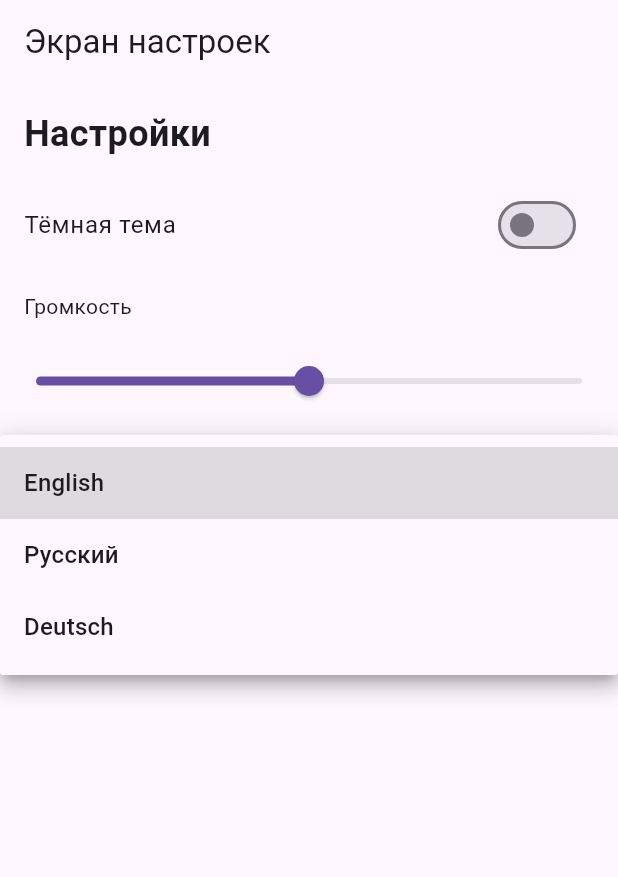
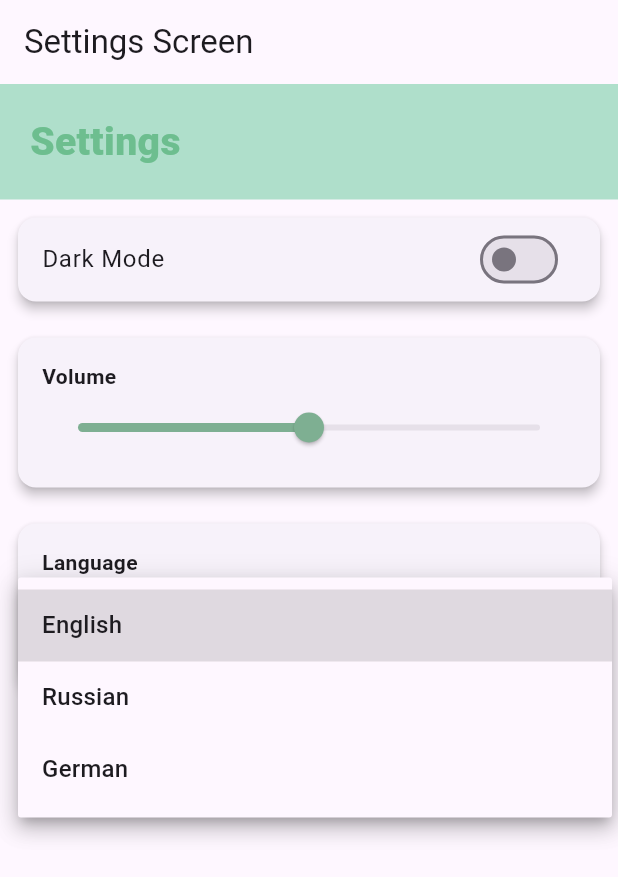
Before and after one commit to unisheld/task, a Flutter app: the screen it shows after launch, after a tap on "English", on a phone screen of 412 x 824 dp. Shown: the top 877 px of the screen. Run offline on Flutter 3.47's test engine with Material 3 defaults, Android fonts, the phone set to English and light mode, and no system bars; our stand-ins replace easy_localization.

```diff
--- /dev/null
+++ b/assets/langs/de.json
@@ -0,0 +1,12 @@
+{
+  "settings": "Einstellungen",
+  "dark_mode": "Dunkler Modus",
+  "volume": "Lautstärke",
+  "language": "Sprache",
+  "english": "Englisch",
+  "russian": "Russisch",
+  "german": "Deutsch",
+  "save": "Speichern",
+  "settings_saved": "Einstellungen gespeichert",
+  "settings_screen": "Einstellungsbildschirm"
+}
--- /dev/null
+++ b/assets/langs/en.json
@@ -0,0 +1,12 @@
+{
+  "settings": "Settings",
+  "dark_mode": "Dark Mode",
+  "volume": "Volume",
+  "language": "Language",
+  "english": "English",
+  "russian": "Russian",
+  "german": "German",
+  "save": "Save",
+  "settings_saved": "Settings saved!",
+  "settings_screen": "Settings Screen"
+}
--- /dev/null
+++ b/assets/langs/ru.json
@@ -0,0 +1,12 @@
+{
+  "settings": "Настройки",
+  "dark_mode": "Темная тема",
+  "volume": "Громкость",
+  "language": "Язык",
+  "english": "English",
+  "russian": "Русский",
+  "german": "Немецкий",
+  "save": "Сохранить",
+  "settings_saved": "Настройки сохранены!",
+  "settings_screen": "Настройки страницы"
+}
--- a/lib/main.dart
+++ b/lib/main.dart
@@ -1,15 +1,35 @@
 import 'package:flutter/material.dart';
+import 'package:easy_localization/easy_localization.dart';
 import 'package:task/settings/page/settings_page.dart';
+import 'package:task/generated/codegen_loader.dart';
 
+void main() async {
+  WidgetsFlutterBinding.ensureInitialized();
+  await EasyLocalization.ensureInitialized();
 
-void main() {
-  runApp(const MyApp());
+  runApp(
+    EasyLocalization(
+      supportedLocales: const [Locale('en'), Locale('ru'),Locale('de')],
+      path: 'assets/langs',
+      fallbackLocale: const Locale('en'),
+      assetLoader: const CodegenLoader(),
+      child: const MyApp(),
+    ),
+  );
 }
 
 class MyApp extends StatelessWidget {
   const MyApp({super.key});
+
   @override
   Widget build(BuildContext context) {
-    return MaterialApp(title: 'Settings Demo', home: const SettingsPage());
+    return MaterialApp(
+      title: 'Localization Demo',
+      debugShowCheckedModeBanner: false,
+      localizationsDelegates: context.localizationDelegates,
+      supportedLocales: context.supportedLocales,
+      locale: context.locale,
+      home: const SettingsPage(),
+    );
   }
 }
--- a/lib/settings/factory/custom_settings_ui_factory.dart
+++ b/lib/settings/factory/custom_settings_ui_factory.dart
@@ -1,6 +1,6 @@
 import 'package:flutter/material.dart';
+import 'package:easy_localization/easy_localization.dart';
 import 'package:task/settings/factory/settings_ui_factory.dart';
-
 
 class CustomSettingsUIFactory implements SettingsUIFactory {
   @override
@@ -9,7 +9,7 @@ class CustomSettingsUIFactory implements SettingsUIFactory {
       padding: const EdgeInsets.all(20),
       color: const Color.fromARGB(255, 175, 223, 203),
       child: Text(
-        title,
+        title.tr(),
         style: const TextStyle(
           fontSize: 26,
           fontWeight: FontWeight.w800,
@@ -26,7 +26,7 @@ class CustomSettingsUIFactory implements SettingsUIFactory {
       shape: RoundedRectangleBorder(borderRadius: BorderRadius.circular(12)),
       margin: const EdgeInsets.all(12),
       child: ListTile(
-        title: Text(title),
+        title: Text(title.tr()),
         trailing: Switch(
           value: value,
           onChanged: onChanged,
@@ -52,7 +52,7 @@ class CustomSettingsUIFactory implements SettingsUIFactory {
           crossAxisAlignment: CrossAxisAlignment.start,
           children: [
             Text(
-              title,
+              title.tr(),
               style: const TextStyle(fontWeight: FontWeight.bold),
             ),
             Slider(
@@ -85,7 +85,7 @@ class CustomSettingsUIFactory implements SettingsUIFactory {
           crossAxisAlignment: CrossAxisAlignment.start,
           children: [
             Text(
-              title,
+              title.tr(),
               style: const TextStyle(fontWeight: FontWeight.bold),
             ),
             const SizedBox(height: 8),
@@ -95,7 +95,7 @@ class CustomSettingsUIFactory implements SettingsUIFactory {
               items: options
                   .map((e) => DropdownMenuItem(
                         value: e,
-                        child: Text(e),
+                        child: Text(e.tr()),
                       ))
                   .toList(),
               onChanged: (value) {
@@ -123,7 +123,7 @@ class CustomSettingsUIFactory implements SettingsUIFactory {
           ),
         ),
         onPressed: onPressed,
-        child: Text(text),
+        child: Text(text.tr()),
       ),
     );
   }
--- a/lib/settings/factory/material_settings_ui_factory.dart
+++ b/lib/settings/factory/material_settings_ui_factory.dart
@@ -1,4 +1,5 @@
 import 'package:flutter/material.dart';
+import 'package:easy_localization/easy_localization.dart';
 import 'settings_ui_factory.dart';
 
 class MaterialSettingsUIFactory implements SettingsUIFactory {
@@ -6,25 +7,27 @@ class MaterialSettingsUIFactory implements SettingsUIFactory {
   Widget createHeader(String title) => Padding(
         padding: const EdgeInsets.all(16),
         child: Text(
-          title,
+          title.tr(),
           style: const TextStyle(fontSize: 24, fontWeight: FontWeight.bold),
         ),
       );
 
   @override
-  Widget createSwitch(String title, bool value, ValueChanged<bool> onChanged) => SwitchListTile(
-        title: Text(title),
+  Widget createSwitch(String title, bool value, ValueChanged<bool> onChanged) =>
+      SwitchListTile(
+        title: Text(title.tr()),
         value: value,
         onChanged: onChanged,
       );
 
   @override
-  Widget createSlider(String title, double value, ValueChanged<double> onChanged) => Column(
+  Widget createSlider(String title, double value, ValueChanged<double> onChanged) =>
+      Column(
         crossAxisAlignment: CrossAxisAlignment.start,
         children: [
           Padding(
             padding: const EdgeInsets.all(16),
-            child: Text(title),
+            child: Text(title.tr()),
           ),
           Slider(value: value, onChanged: onChanged, min: 0, max: 100),
         ],
@@ -41,8 +44,10 @@ class MaterialSettingsUIFactory implements SettingsUIFactory {
         padding: const EdgeInsets.all(16),
         child: DropdownButtonFormField<String>(
           value: selected,
-          decoration: InputDecoration(labelText: title),
-          items: options.map((o) => DropdownMenuItem(value: o, child: Text(o))).toList(),
+          decoration: InputDecoration(labelText: title.tr()),
+          items: options
+              .map((o) => DropdownMenuItem(value: o, child: Text(o.tr())))
+              .toList(),
           onChanged: (value) {
             if (value != null) onChanged(value);
           },
@@ -53,7 +58,7 @@ class MaterialSettingsUIFactory implements SettingsUIFactory {
   Widget createActionButton(String text, VoidCallback onPressed) => Center(
         child: ElevatedButton(
           onPressed: onPressed,
-          child: Text(text),
+          child: Text(text.tr()),
         ),
       );
 }
--- a/lib/settings/page/settings_page.dart
+++ b/lib/settings/page/settings_page.dart
@@ -1,8 +1,10 @@
 import 'package:flutter/material.dart';
+import 'package:easy_localization/easy_localization.dart';
+
 import 'package:task/settings/factory/cupertino_settings_ui_factory.dart';
+import 'package:task/settings/builder/settings_screen_builder.dart';
 import 'package:task/settings/factory/custom_settings_ui_factory.dart';
-import '../builder/settings_screen_builder.dart';
-import '../factory/material_settings_ui_factory.dart';
+import 'package:task/settings/factory/material_settings_ui_factory.dart';
 
 class SettingsPage extends StatefulWidget {
   const SettingsPage({super.key});
@@ -14,46 +16,81 @@ class SettingsPage extends StatefulWidget {
 class _SettingsPageState extends State<SettingsPage> {
   bool isDarkMode = false;
   double volume = 50;
-  String language = 'English';
+  late String language;
+
+  @override
+  void didChangeDependencies() {
+    super.didChangeDependencies();
+    language = _getLanguageLabel(context.locale);
+  }
 
   @override
   Widget build(BuildContext context) {
-    final factory = MaterialSettingsUIFactory();
+    final factory = CustomSettingsUIFactory();
+    //final factory = MaterialSettingsUIFactory();
     //final factory = CupertinoSettingsUIFactory();
-    //final factory = CustomSettingsUIFactory();
     final builder = SettingsScreenBuilder(factory);
 
-    builder.addHeader('Настройки');
-    builder.addSwitchSetting('Тёмная тема', isDarkMode, (value) {
+
+    builder.addHeader('settings');
+
+    builder.addSwitchSetting('dark_mode', isDarkMode, (value) {
       setState(() {
         isDarkMode = value;
       });
     });
-    builder.addSliderSetting('Громкость', volume, (value) {
+
+    builder.addSliderSetting('volume', volume, (value) {
       setState(() {
         volume = value;
       });
     });
+
     builder.addSelectionSetting(
-  'Язык',
-  ['English', 'Русский', 'Deutsch'],
-  language,
-  (value) {
-    setState(() {
-      language = value;
-    });
-  },
-);
+      'language',
+      ['english', 'russian', 'german'],
+      language,
+      (value) async {
+        Locale newLocale;
+        if (value == 'english') {
+          newLocale = const Locale('en');
+        } else if (value == 'russian') {
+          newLocale = const Locale('ru');
+        } else if (value == 'german') {
+          newLocale = const Locale('de');
+        } else {
+          newLocale = context.locale;
+        }
 
-    builder.addActionButton('Сохранить', () {
-      ScaffoldMessenger.of(
-        context,
-      ).showSnackBar(const SnackBar(content: Text('Настройки сохранены!')));
+        await context.setLocale(newLocale);
+
+        setState(() {
+          language = _getLanguageLabel(context.locale);
+        });
+      },
+    );
+
+    builder.addActionButton('save', () {
+      ScaffoldMessenger.of(context).showSnackBar(
+        SnackBar(content: Text('settings_saved'.tr())),
+      );
     });
 
     return Scaffold(
-      appBar: AppBar(title: const Text('Экран настроек')),
+      appBar: AppBar(title: Text('settings_screen'.tr())),
       body: builder.build(),
     );
   }
+
+  String _getLanguageLabel(Locale locale) {
+    switch (locale.languageCode) {
+      case 'ru':
+        return 'russian';
+      case 'de':
+        return 'german';
+      case 'en':
+      default:
+        return 'english';
+    }
+  }
 }
--- a/pubspec.yaml
+++ b/pubspec.yaml
@@ -9,6 +9,8 @@ environment:
 dependencies:
   flutter:
     sdk: flutter
+  easy_localization: ^3.0.3
+
 
 dev_dependencies:
   flutter_test:
@@ -17,3 +19,5 @@ dev_dependencies:
 
 flutter:
   uses-material-design: true
+  assets:
+    - assets/langs/
```
Also changed, not shown: lib/settings/factory/cupertino_settings_ui_factory.dart (+54 -16 lines), lib/generated/codegen_loader.dart (added), pubspec.lock, 1 other file.
